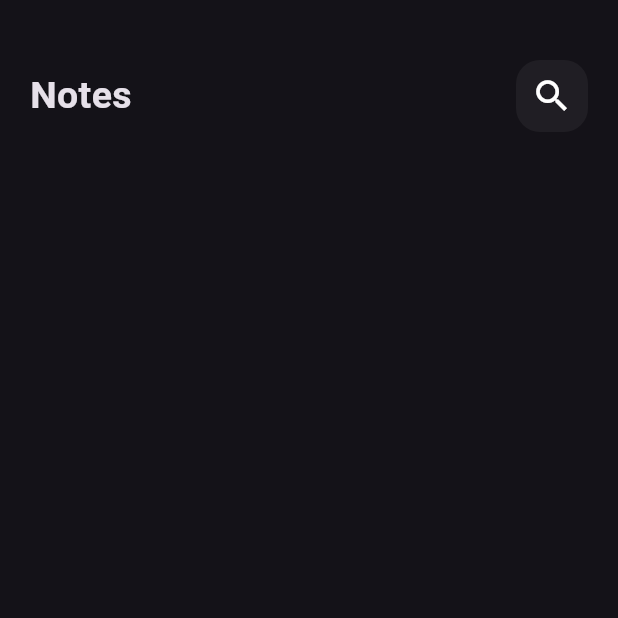
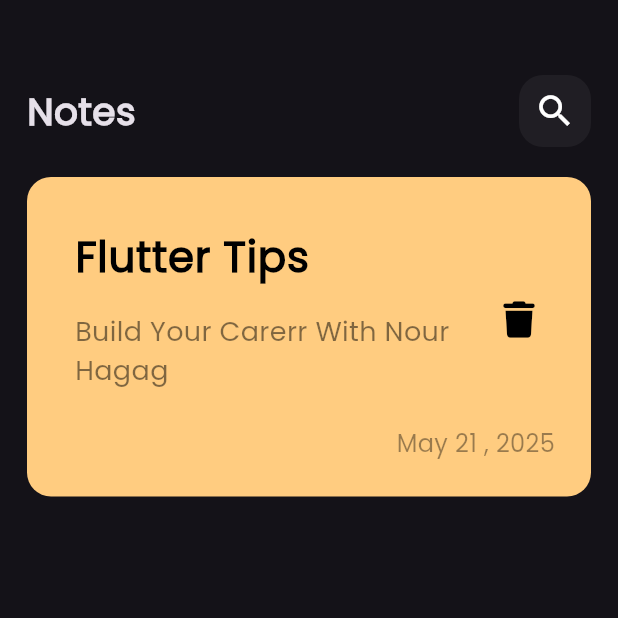
Before and after one commit to Nour-Hagag/notes_app, a Flutter app: the screen it shows after launch, on a phone screen of 412 x 824 dp, the top half of it. Run offline on Flutter 3.47's test engine with Material 3 defaults, Android fonts, the phone set to English and light mode, and no system bars; our stand-ins replace font_awesome_flutter.

Commit message:
create note items

```diff
--- a/lib/main.dart
+++ b/lib/main.dart
@@ -11,7 +11,7 @@ class NotesApp extends StatelessWidget {
   @override
   Widget build(BuildContext context) {
     return MaterialApp(
-      theme: ThemeData(brightness: Brightness.dark),
+      theme: ThemeData(brightness: Brightness.dark, fontFamily: 'Poppins'),
       debugShowCheckedModeBanner: false,
       home: NotesView(),
     );
--- /dev/null
+++ b/lib/widgets/custom_note_item.dart
@@ -0,0 +1,56 @@
+import 'package:flutter/material.dart';
+import 'package:font_awesome_flutter/font_awesome_flutter.dart';
+
+class NoteItem extends StatelessWidget {
+  const NoteItem({super.key});
+
+  @override
+  Widget build(BuildContext context) {
+    return Container(
+      padding: EdgeInsets.only(top: 24, left: 16, bottom: 24),
+      decoration: BoxDecoration(
+        color: Color(0xffFFCC80),
+        borderRadius: BorderRadius.circular(16),
+      ),
+      child: Column(
+        crossAxisAlignment: CrossAxisAlignment.end,
+        children: [
+          ListTile(
+            title: Text(
+              'Flutter Tips',
+              style: TextStyle(
+                fontSize: 28,
+                color: Colors.black,
+                fontWeight: FontWeight.bold,
+              ),
+            ),
+            subtitle: Padding(
+              padding: const EdgeInsets.only(top: 16.0, bottom: 16.0),
+              child: Text(
+                'Build Your Carerr With Nour Hagag',
+                style: TextStyle(
+                  color: Colors.black.withOpacity(0.5),
+                  fontSize: 18,
+                ),
+              ),
+            ),
+            trailing: IconButton(
+              onPressed: () {},
+              icon: Icon(size: 24, FontAwesomeIcons.trash, color: Colors.black),
+            ),
+          ),
+          Padding(
+            padding: const EdgeInsets.only(right: 24.0),
+            child: Text(
+              'May 21 , 2025',
+              style: TextStyle(
+                color: Colors.black.withOpacity(0.4),
+                fontSize: 16,
+              ),
+            ),
+          ),
+        ],
+      ),
+    );
+  }
+}
--- a/lib/widgets/notes_view_body.dart
+++ b/lib/widgets/notes_view_body.dart
@@ -1,5 +1,6 @@
 import 'package:flutter/material.dart';
 import 'package:notes_app/widgets/custom_app_bar.dart';
+import 'package:notes_app/widgets/custom_note_item.dart';
 
 class NotesViewBody extends StatelessWidget {
   const NotesViewBody({super.key});
@@ -7,8 +8,15 @@ class NotesViewBody extends StatelessWidget {
   @override
   Widget build(BuildContext context) {
     return Padding(
-      padding: const EdgeInsets.symmetric(horizontal: 20.0, vertical: 25),
-      child: Column(children: [SizedBox(height: 15), CustomAppBar()]),
+      padding: const EdgeInsets.symmetric(horizontal: 18.0),
+      child: Column(
+        children: [
+          SizedBox(height: 50),
+          CustomAppBar(),
+          SizedBox(height: 20),
+          NoteItem(),
+        ],
+      ),
     );
   }
 }
```
Also changed, not shown: pubspec.yaml (+6 -6 lines), assets/fonts/Poppins-Regular.ttf (added), pubspec.lock.
